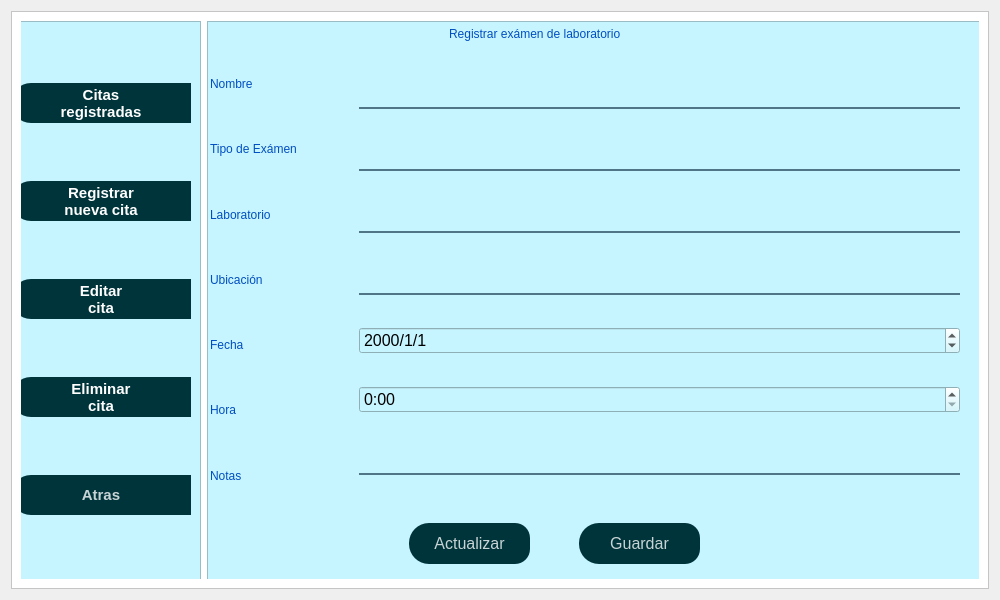
First picture: the form in ui/examen_laboratorio.ui, repository daburneo1/addi, before the edit.
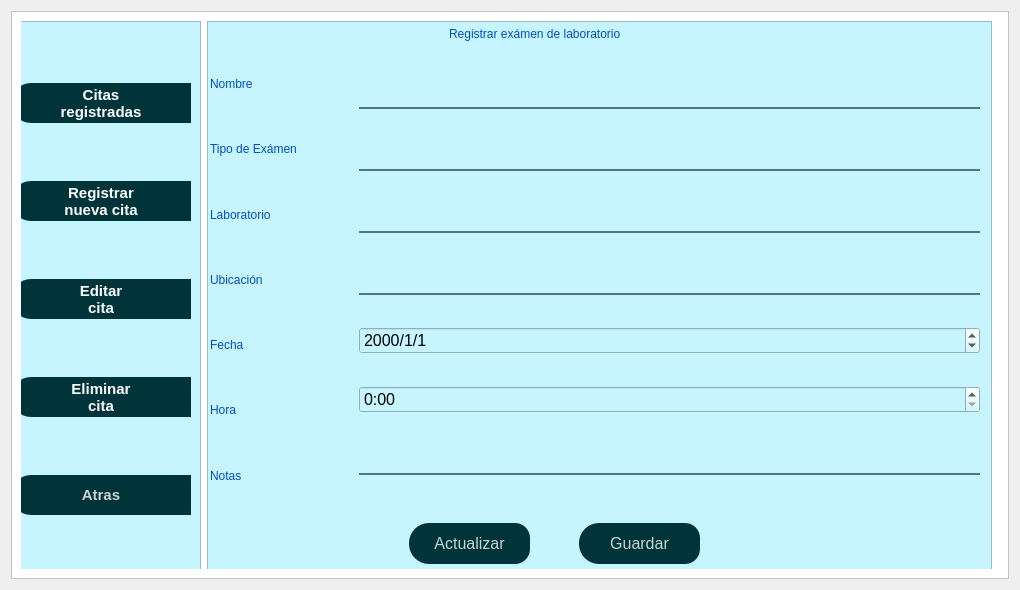
Second picture: the form after the edit. Icons and pictures are not drawn.

Patch:
```diff
--- a/ui/examen_laboratorio.ui
+++ b/ui/examen_laboratorio.ui
@@ -6,20 +6,20 @@
    <rect>
     <x>0</x>
     <y>0</y>
-    <width>1000</width>
-    <height>600</height>
+    <width>1020</width>
+    <height>590</height>
    </rect>
   </property>
   <property name="minimumSize">
    <size>
-    <width>1000</width>
-    <height>600</height>
+    <width>1020</width>
+    <height>590</height>
    </size>
   </property>
   <property name="maximumSize">
    <size>
-    <width>1000</width>
-    <height>600</height>
+    <width>1020</width>
+    <height>590</height>
    </size>
   </property>
   <property name="windowTitle">
@@ -54,7 +54,7 @@
           <rect>
            <x>-30</x>
            <y>-10</y>
-           <width>1001</width>
+           <width>1011</width>
            <height>581</height>
           </rect>
          </property>
@@ -647,7 +647,7 @@
                   <rect>
                    <x>150</x>
                    <y>30</y>
-                   <width>601</width>
+                   <width>621</width>
                    <height>451</height>
                   </rect>
                  </property>
```
